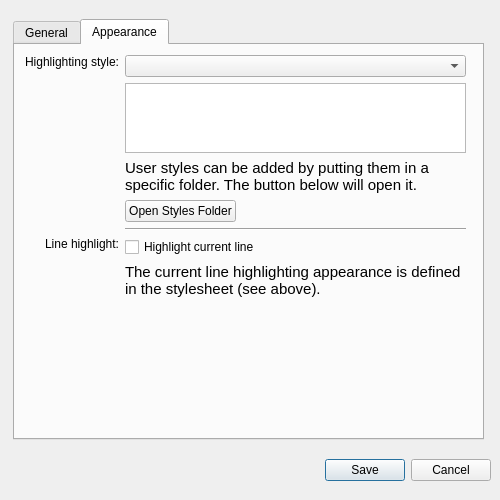
Above: src/preferencesdialog.ui from ali-rantakari/QarkDown before the change. Below: the same form after it.
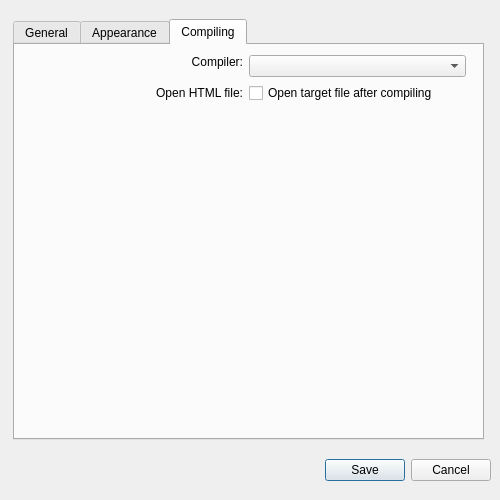
That is the form after the change.

Commit message:
Add "open compile target" setting. Add recompile feature.
Add setting for whether to open the target HTML file after compiling. Add recompile menu item and attach it to the Ctrl+Return shortcut.

```diff
--- a/src/preferencesdialog.ui
+++ b/src/preferencesdialog.ui
@@ -66,7 +66,7 @@
     </rect>
    </property>
    <property name="currentIndex">
-    <number>1</number>
+    <number>2</number>
    </property>
    <widget class="QWidget" name="tab">
     <attribute name="title">
@@ -454,6 +454,70 @@
      </layout>
     </widget>
    </widget>
+   <widget class="QWidget" name="tab_3">
+    <attribute name="title">
+     <string>Compiling</string>
+    </attribute>
+    <widget class="QWidget" name="gridLayoutWidget_3">
+     <property name="geometry">
+      <rect>
+       <x>10</x>
+       <y>10</y>
+       <width>441</width>
+       <height>371</height>
+      </rect>
+     </property>
+     <layout class="QGridLayout" name="gridLayout_3">
+      <item row="5" column="0">
+       <spacer name="verticalSpacer_4">
+        <property name="orientation">
+         <enum>Qt::Vertical</enum>
+        </property>
+        <property name="sizeHint" stdset="0">
+         <size>
+          <width>20</width>
+          <height>40</height>
+         </size>
+        </property>
+       </spacer>
+      </item>
+      <item row="1" column="0">
+       <widget class="QLabel" name="label_7">
+        <property name="text">
+         <string>Compiler:</string>
+        </property>
+        <property name="alignment">
+         <set>Qt::AlignRight|Qt::AlignTop|Qt::AlignTrailing</set>
+        </property>
+       </widget>
+      </item>
+      <item row="1" column="1">
+       <layout class="QVBoxLayout" name="verticalLayout_5">
+        <item>
+         <widget class="QComboBox" name="comboBox"/>
+        </item>
+       </layout>
+      </item>
+      <item row="2" column="0">
+       <widget class="QLabel" name="label_8">
+        <property name="text">
+         <string>Open HTML file:</string>
+        </property>
+        <property name="alignment">
+         <set>Qt::AlignRight|Qt::AlignTrailing|Qt::AlignVCenter</set>
+        </property>
+       </widget>
+      </item>
+      <item row="2" column="1">
+       <widget class="QCheckBox" name="openTargetAfterCompilingCheckBox">
+        <property name="text">
+         <string>Open target file after compiling</string>
+        </property>
+       </widget>
+      </item>
+     </layout>
+    </widget>
+   </widget>
   </widget>
  </widget>
  <resources/>
```
The commit also changes 4 other files.
